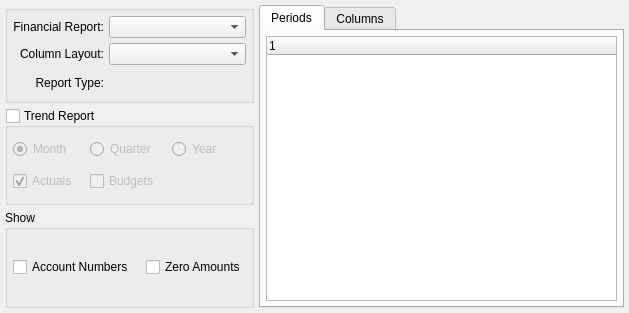
This is guiclient/dspFinancialReport.ui in knowhow/xtuple as Qt 5 draws it before an edit. The edited form follows.
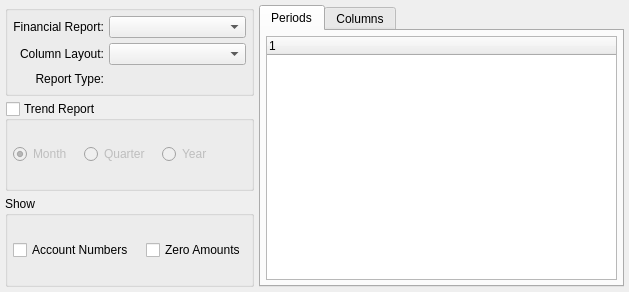
This is the edited form. Custom widgets are drawn as their Qt base class.

```diff
--- a/guiclient/dspFinancialReport.ui
+++ b/guiclient/dspFinancialReport.ui
@@ -14,7 +14,7 @@
     <x>0</x>
     <y>0</y>
     <width>629</width>
-    <height>313</height>
+    <height>292</height>
    </rect>
   </property>
   <property name="windowTitle">
@@ -246,15 +246,13 @@
      <property name="checked">
       <bool>false</bool>
      </property>
-     <layout class="QGridLayout" name="gridLayout_8">
-      <item row="0" column="0">
+     <layout class="QGridLayout">
+      <item row="0" column="1">
        <layout class="QHBoxLayout" name="horizontalLayout">
-        <item>
-         <layout class="QGridLayout" name="gridLayout_6">
           <property name="spacing">
            <number>12</number>
           </property>
-          <item row="0" column="0">
+        <item>
            <widget class="QRadioButton" name="_month">
             <property name="text">
              <string>Month</string>
@@ -264,39 +262,20 @@
             </property>
            </widget>
           </item>
-          <item row="0" column="1">
+        <item>
            <widget class="QRadioButton" name="_quarter">
             <property name="text">
              <string>Quarter</string>
             </property>
            </widget>
           </item>
-          <item row="0" column="2">
+        <item>
            <widget class="QRadioButton" name="_year">
             <property name="text">
              <string>Year</string>
             </property>
            </widget>
           </item>
-          <item row="1" column="1">
-           <widget class="QCheckBox" name="_budgets">
-            <property name="text">
-             <string>Budgets</string>
-            </property>
-           </widget>
-          </item>
-          <item row="1" column="0">
-           <widget class="QCheckBox" name="_actuals">
-            <property name="text">
-             <string>Actuals</string>
-            </property>
-            <property name="checked">
-             <bool>true</bool>
-            </property>
-           </widget>
-          </item>
-         </layout>
-        </item>
         <item>
          <spacer name="horizontalSpacer">
           <property name="orientation">
@@ -304,7 +283,7 @@
           </property>
           <property name="sizeHint" stdset="0">
            <size>
-            <width>13</width>
+            <width>0</width>
             <height>20</height>
            </size>
           </property>
```
Left out of the diff: 2 changed lines with no effect on the pictures. Lines whose indentation alone changed are shown as unchanged.
